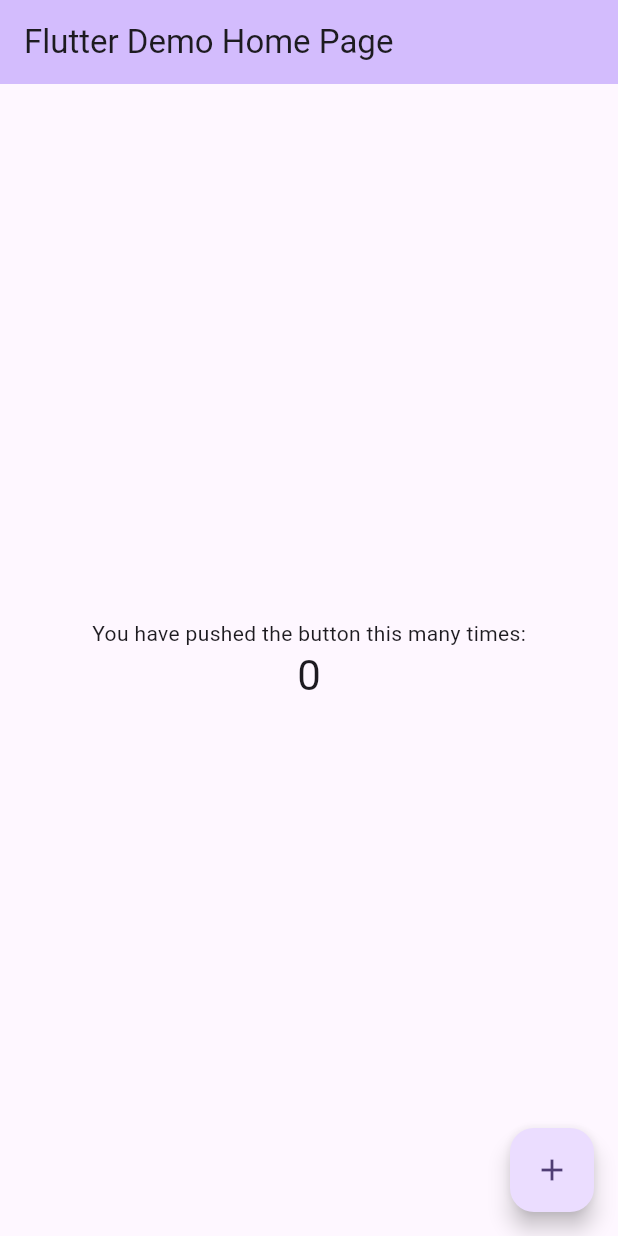
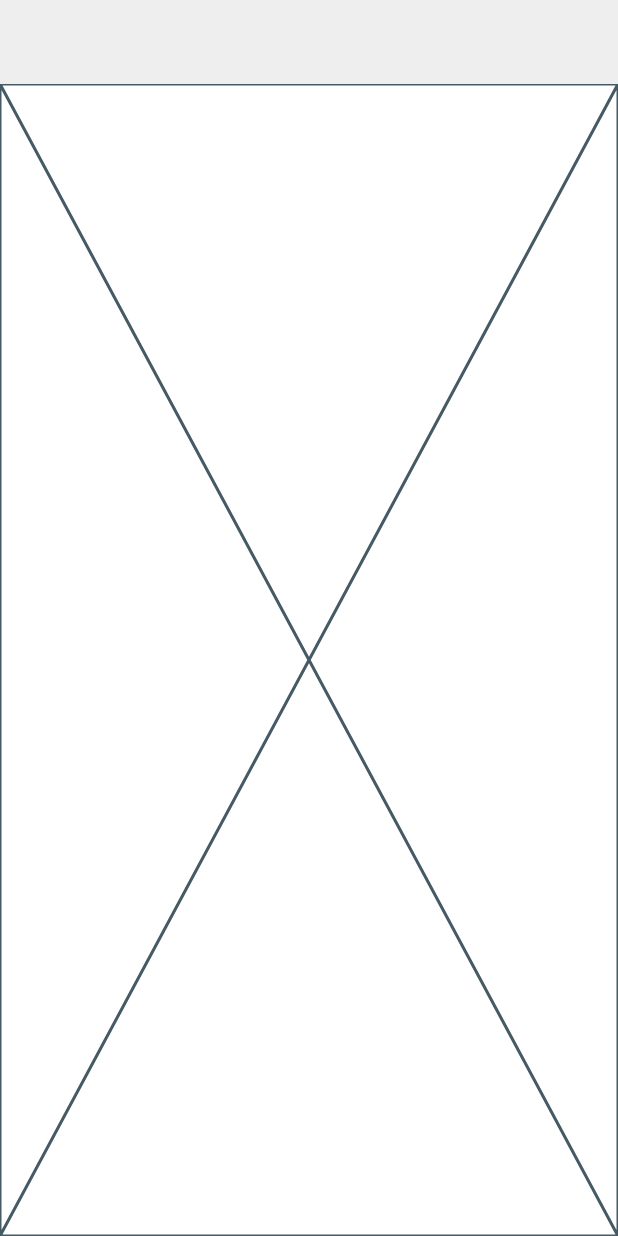
Before and after one commit to thfqls7828-stack/board_app, a Flutter app: the screen it shows after launch, on a phone screen of 412 x 824 dp. Run offline on Flutter 3.47's test engine with Material 3 defaults, Android fonts, the phone set to English and light mode, and no system bars.

Commit message:
feat : theme, font 설정

```diff
--- /dev/null
+++ b/lib/core/theme.dart
@@ -0,0 +1,48 @@
+import 'package:flutter/material.dart';
+
+class BoardTheme extends Theme {
+  const BoardTheme({super.key, required super.data, required super.child});
+
+  static ThemeData theme = ThemeData(
+    useMaterial3: true,
+
+    appBarTheme: AppBarThemeData(
+      actionsPadding: EdgeInsets.only(right: 10),
+      centerTitle: true,
+      foregroundColor: Colors.white,
+      backgroundColor: Colors.grey[200],
+    ),
+
+    colorScheme: ColorScheme.fromSeed(
+      brightness: Brightness.light,
+      seedColor: Colors.blue,
+      primary: Colors.lightBlue,
+      surface: Colors.white,
+    ),
+
+    dividerColor: Colors.black,
+    highlightColor: Colors.redAccent,
+    fontFamily: "CustomFont",
+  );
+
+  static ThemeData darktheme = ThemeData(
+    useMaterial3: true,
+    appBarTheme: AppBarThemeData(
+      actionsPadding: EdgeInsets.only(right: 10),
+      centerTitle: true,
+      foregroundColor: Colors.black,
+    ),
+    colorScheme: ColorScheme.fromSeed(
+      brightness: Brightness.dark,
+      seedColor: Colors.grey,
+      primary: Colors.blueGrey,
+      surface: Colors.white,
+    ),
+
+    scaffoldBackgroundColor: Colors.lightBlue,
+
+    dividerColor: Colors.white,
+    highlightColor: Colors.brown,
+    fontFamily: "CustomFont",
+  );
+}
--- /dev/null
+++ b/lib/entity/board.dart
@@ -0,0 +1,15 @@
+class Board {
+  Board({
+    required this.id,
+    required this.title,
+    required this.content,
+    required this.authorId,
+    required this.createdAt,
+  });
+
+  final String id;
+  final String title;
+  final String content;
+  final String authorId;
+  final DateTime createdAt;
+}
--- a/lib/main.dart
+++ b/lib/main.dart
@@ -1,122 +1,22 @@
+import 'package:board_app/core/theme.dart';
+import 'package:board_app/ui/home_page.dart';
 import 'package:flutter/material.dart';
 
 void main() {
-  runApp(const MyApp());
+  runApp(const BoardApp());
 }
 
-class MyApp extends StatelessWidget {
-  const MyApp({super.key});
+class BoardApp extends StatelessWidget {
+  const BoardApp({super.key});
 
-  // This widget is the root of your application.
   @override
   Widget build(BuildContext context) {
     return MaterialApp(
-      title: 'Flutter Demo',
-      theme: ThemeData(
-        // This is the theme of your application.
-        //
-        // TRY THIS: Try running your application with "flutter run". You'll see
-        // the application has a purple toolbar. Then, without quitting the app,
-        // try changing the seedColor in the colorScheme below to Colors.green
-        // and then invoke "hot reload" (save your changes or press the "hot
-        // reload" button in a Flutter-supported IDE, or press "r" if you used
-        // the command line to start the app).
-        //
-        // Notice that the counter didn't reset back to zero; the application
-        // state is not lost during the reload. To reset the state, use hot
-        // restart instead.
-        //
-        // This works for code too, not just values: Most code changes can be
-        // tested with just a hot reload.
-        colorScheme: ColorScheme.fromSeed(seedColor: Colors.deepPurple),
-      ),
-      home: const MyHomePage(title: 'Flutter Demo Home Page'),
+      title: "BoardApp",
+      themeMode: ThemeMode.light,
+      theme: BoardTheme.theme,
+      darkTheme: BoardTheme.darktheme,
+      home: HomePage(),
     );
   }
 }
-
-class MyHomePage extends StatefulWidget {
-  const MyHomePage({super.key, required this.title});
-
-  // This widget is the home page of your application. It is stateful, meaning
-  // that it has a State object (defined below) that contains fields that affect
-  // how it looks.
-
-  // This class is the configuration for the state. It holds the values (in this
-  // case the title) provided by the parent (in this case the App widget) and
-  // used by the build method of the State. Fields in a Widget subclass are
-  // always marked "final".
-
-  final String title;
-
-  @override
-  State<MyHomePage> createState() => _MyHomePageState();
-}
-
-class _MyHomePageState extends State<MyHomePage> {
-  int _counter = 0;
-
-  void _incrementCounter() {
-    setState(() {
-      // This call to setState tells the Flutter framework that something has
-      // changed in this State, which causes it to rerun the build method below
-      // so that the display can reflect the updated values. If we changed
-      // _counter without calling setState(), then the build method would not be
-      // called again, and so nothing would appear to happen.
-      _counter++;
-    });
-  }
-
-  @override
-  Widget build(BuildContext context) {
-    // This method is rerun every time setState is called, for instance as done
-    // by the _incrementCounter method above.
-    //
-    // The Flutter framework has been optimized to make rerunning build methods
-    // fast, so that you can just rebuild anything that needs updating rather
-    // than having to individually change instances of widgets.
-    return Scaffold(
-      appBar: AppBar(
-        // TRY THIS: Try changing the color here to a specific color (to
-        // Colors.amber, perhaps?) and trigger a hot reload to see the AppBar
-        // change color while the other colors stay the same.
-        backgroundColor: Theme.of(context).colorScheme.inversePrimary,
-        // Here we take the value from the MyHomePage object that was created by
-        // the App.build method, and use it to set our appbar title.
-        title: Text(widget.title),
-      ),
-      body: Center(
-        // Center is a layout widget. It takes a single child and positions it
-        // in the middle of the parent.
-        child: Column(
-          // Column is also a layout widget. It takes a list of children and
-          // arranges them vertically. By default, it sizes itself to fit its
-          // children horizontally, and tries to be as tall as its parent.
-          //
-          // Column has various properties to control how it sizes itself and
-          // how it positions its children. Here we use mainAxisAlignment to
-          // center the children vertically; the main axis here is the vertical
-          // axis because Columns are vertical (the cross axis would be
-          // horizontal).
-          //
-          // TRY THIS: Invoke "debug painting" (choose the "Toggle Debug Paint"
-          // action in the IDE, or press "p" in the console), to see the
-          // wireframe for each widget.
-          mainAxisAlignment: MainAxisAlignment.center,
-          children: <Widget>[
-            const Text('You have pushed the button this many times:'),
-            Text(
-              '$_counter',
-              style: Theme.of(context).textTheme.headlineMedium,
-            ),
-          ],
-        ),
-      ),
-      floatingActionButton: FloatingActionButton(
-        onPressed: _incrementCounter,
-        tooltip: 'Increment',
-        child: const Icon(Icons.add),
-      ), // This trailing comma makes auto-formatting nicer for build methods.
-    );
-  }
-}
--- /dev/null
+++ b/lib/ui/home_page.dart
@@ -0,0 +1,13 @@
+import 'package:flutter/material.dart';
+
+// 일반 색상은 Theme.of(context).dividerColor
+// 하이라이트 색상 Theme.of(context).highlightColor
+
+class HomePage extends StatelessWidget {
+  const HomePage({super.key});
+
+  @override
+  Widget build(BuildContext context) {
+    return Scaffold(appBar: AppBar(), body: const Placeholder());
+  }
+}
--- a/pubspec.yaml
+++ b/pubspec.yaml
@@ -85,5 +85,9 @@ flutter:
   #       - asset: fonts/TrajanPro_Bold.ttf
   #         weight: 700
   #
+  fonts:
+    - family : CustomFont
+      fonts:
+        - asset : font/BlackHanSans-Regular.ttf
   # For details regarding fonts from package dependencies,
   # see https://flutter.dev/to/font-from-package
```
Also changed, not shown: fonts/BlackHanSans-Regular.ttf (added), 1 other file.
